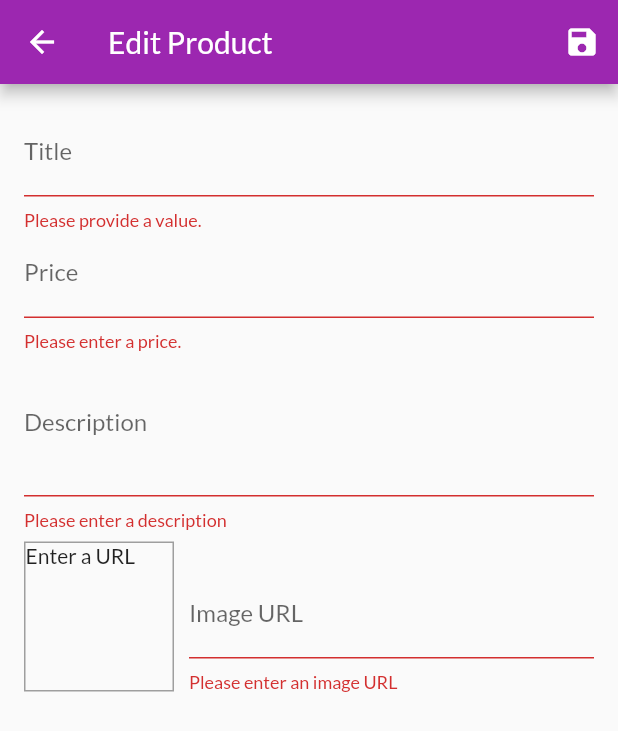
After one commit to sazidansari9634/second_app, a Flutter app: the EditProductScreen screen opened by its route, after a tap on the "save" icon, on a phone screen of 412 x 824 dp. The commit adds this screen. Shown: the top 731 px of the screen. Run offline on Flutter 3.47's test engine with Material 2 defaults, Android fonts, the phone set to English and light mode, and no system bars; network calls fail.

Commit message:
complete submit data and validation in in form

```diff
--- a/lib/main.dart
+++ b/lib/main.dart
@@ -7,6 +7,8 @@ import './providers/products.dart';
 import './providers/cart.dart';
 import './providers/orders.dart';
 import './screens/orders_screen.dart';
+import './screens/user_products_screen.dart';
+import './screens/edit_product_screen.dart';
 
 void main() => runApp(MyApp());
 
@@ -39,6 +41,8 @@ class MyApp extends StatelessWidget {
           ProductDetailScreen.routeName: (ctx) => ProductDetailScreen(),
           CartScreen.routeName: (ctx) => CartScreen(),
           OrdersScreen.routeName: (ctx) => OrdersScreen(),
+          UserProductsScreen.routeName: (ctx) => UserProductsScreen(),
+          EditProductScreen.routeName: (ctx) => EditProductScreen(),
         },
       ),
     );
--- /dev/null
+++ b/lib/screens/edit_product_screen.dart
@@ -0,0 +1,232 @@
+import 'package:flutter/material.dart';
+
+import '../providers/product.dart';
+
+class EditProductScreen extends StatefulWidget {
+  static const routeName = '/edit-product';
+
+  @override
+  _EditProductScreenState createState() => _EditProductScreenState();
+}
+
+class _EditProductScreenState extends State<EditProductScreen> {
+  final _priceFocusNode = FocusNode();
+  final _descriptionFocusNode = FocusNode();
+  final _imageUrlController = TextEditingController();
+  final _imageUrlFocusNode = FocusNode();
+  final _form = GlobalKey<FormState>();
+  var _editedProduct = Product(
+    id: 'null',
+    title: '',
+    price: 0,
+    description: '',
+    imageUrl: '',
+  );
+
+  @override
+  void initState() {
+    _imageUrlFocusNode.addListener(_updateImageUrl);
+    super.initState();
+  }
+
+  @override
+  void dispose() {
+    _imageUrlFocusNode.removeListener(_updateImageUrl);
+    _priceFocusNode.dispose();
+    _descriptionFocusNode.dispose();
+    _imageUrlController.dispose();
+    _imageUrlFocusNode.dispose();
+    super.dispose();
+  }
+
+  void _updateImageUrl() {
+    if (!_imageUrlFocusNode.hasFocus) {
+      if (_imageUrlController.text.isEmpty ||
+          !_imageUrlController.text.startsWith('http') &&
+              (!_imageUrlController.text.startsWith('https')) ||
+          (!_imageUrlController.text.endsWith('.png') &&
+              !_imageUrlController.text.endsWith('jpg') &&
+              !_imageUrlController.text.endsWith('.jpeg'))) {
+        return;
+      }
+      setState(() {});
+    }
+  }
+
+  void _saveForm() {
+    final isValid = _form.currentState!.validate();
+    if (!isValid) {
+      return;
+    }
+
+    _form.currentState!.save();
+    print(_editedProduct.title);
+    print(_editedProduct.description);
+    print(_editedProduct.price);
+    print(_editedProduct.imageUrl);
+  }
+
+  @override
+  Widget build(BuildContext context) {
+    return Scaffold(
+      appBar: AppBar(
+        title: Text('Edit Product'),
+        actions: <Widget>[
+          IconButton(
+            icon: Icon(Icons.save),
+            onPressed: _saveForm,
+          ),
+        ],
+      ),
+      body: Padding(
+        padding: const EdgeInsets.all(16.0),
+        child: Form(
+          key: _form,
+          child: ListView(
+            children: <Widget>[
+              TextFormField(
+                decoration: InputDecoration(labelText: 'Title'),
+                textInputAction: TextInputAction.next,
+                onFieldSubmitted: (_) {
+                  FocusScope.of(context).requestFocus(_priceFocusNode);
+                },
+                validator: (value) {
+                  if (value!.isEmpty) {
+                    return 'Please provide a value.';
+                  }
+                  return null;
+                },
+                onSaved: (value) {
+                  _editedProduct = Product(
+                    title: value!,
+                    price: _editedProduct.price,
+                    description: _editedProduct.description,
+                    imageUrl: _editedProduct.imageUrl,
+                    id: 'null',
+                  );
+                },
+              ),
+              TextFormField(
+                decoration: InputDecoration(labelText: 'Price'),
+                textInputAction: TextInputAction.next,
+                keyboardType: TextInputType.number,
+                focusNode: _priceFocusNode,
+                onFieldSubmitted: (_) {
+                  FocusScope.of(context).requestFocus(_descriptionFocusNode);
+                },
+                validator: (value) {
+                  if (value!.isEmpty) {
+                    return 'Please enter a price.';
+                  }
+                  if (double.tryParse(value) == null) {
+                    return 'Please enter a valid number.';
+                  }
+                  if (double.parse(value) <= 0) {
+                    return 'Please enter a number greater then zero';
+                  }
+                  return null;
+                },
+                onSaved: (value) {
+                  _editedProduct = Product(
+                    title: _editedProduct.title,
+                    price: double.parse(value!),
+                    description: _editedProduct.description,
+                    imageUrl: _editedProduct.imageUrl,
+                    id: 'null',
+                  );
+                },
+              ),
+              TextFormField(
+                decoration: InputDecoration(labelText: 'Description'),
+                maxLines: 3,
+                keyboardType: TextInputType.multiline,
+                focusNode: _descriptionFocusNode,
+                validator: (value) {
+                  if (value!.isEmpty) {
+                    return 'Please enter a description';
+                  }
+                  if (value.length < 10) {
+                    return 'Should be at least 10 characters long.';
+                  }
+                  return null;
+                },
+                onSaved: (value) {
+                  _editedProduct = Product(
+                    title: _editedProduct.title,
+                    price: _editedProduct.price,
+                    description: value!,
+                    imageUrl: _editedProduct.imageUrl,
+                    id: 'null',
+                  );
+                },
+              ),
+              Row(
+                crossAxisAlignment: CrossAxisAlignment.end,
+                children: <Widget>[
+                  Container(
+                    width: 100,
+                    height: 100,
+                    margin: EdgeInsets.only(
+                      top: 8,
+                      right: 10,
+                    ),
+                    decoration: BoxDecoration(
+                      border: Border.all(
+                        width: 1,
+                        color: Colors.grey,
+                      ),
+                    ),
+                    child: _imageUrlController.text.isEmpty
+                        ? Text('Enter a URL')
+                        : FittedBox(
+                            child: Image.network(
+                              _imageUrlController.text,
+                              fit: BoxFit.cover,
+                            ),
+                          ),
+                  ),
+                  Expanded(
+                    child: TextFormField(
+                      decoration: InputDecoration(labelText: 'Image URL'),
+                      keyboardType: TextInputType.url,
+                      textInputAction: TextInputAction.done,
+                      controller: _imageUrlController,
+                      focusNode: _imageUrlFocusNode,
+                      onFieldSubmitted: (_) {
+                        _saveForm();
+                      },
+                      validator: (value) {
+                        if (value!.isEmpty) {
+                          return 'Please enter an image URL';
+                        }
+                        if (!value.startsWith('http') &&
+                            !value.startsWith('https')) {
+                          return 'Please enter a valid URL.';
+                        }
+                        if (!value.endsWith('.png') &&
+                            !value.endsWith('jpg') &&
+                            !value.endsWith('.jpeg')) {
+                          return 'Please enter a valid image URL.';
+                        }
+                        return null;
+                      },
+                      onSaved: (value) {
+                        _editedProduct = Product(
+                          title: _editedProduct.title,
+                          price: _editedProduct.price,
+                          description: _editedProduct.description,
+                          imageUrl: value!,
+                          id: 'null',
+                        );
+                      },
+                    ),
+                  ),
+                ],
+              ),
+            ],
+          ),
+        ),
+      ),
+    );
+  }
+}
--- a/lib/widgets/app_drawer.dart
+++ b/lib/widgets/app_drawer.dart
@@ -1,5 +1,7 @@
 import 'package:flutter/material.dart';
+import 'package:second_app/screens/product_detail_screen.dart';
 import '../screens/orders_screen.dart';
+import '../screens/user_products_screen.dart';
 
 class AppDrawer extends StatelessWidget {
   @override
@@ -26,6 +28,15 @@ class AppDrawer extends StatelessWidget {
             Navigator.of(context).pushReplacementNamed(OrdersScreen.routeName);
           },
         ),
+        Divider(),
+        ListTile(
+          leading: Icon(Icons.edit),
+          title: Text('Manage Products'),
+          onTap: () {
+            Navigator.of(context)
+                .pushReplacementNamed(UserProductsScreen.routeName);
+          },
+        ),
       ]),
     );
   }
```
Also changed, not shown: lib/screens/user_products_screen.dart (added, +41 -0 lines), lib/widgets/user_product_item.dart (added, +34 -0 lines).
